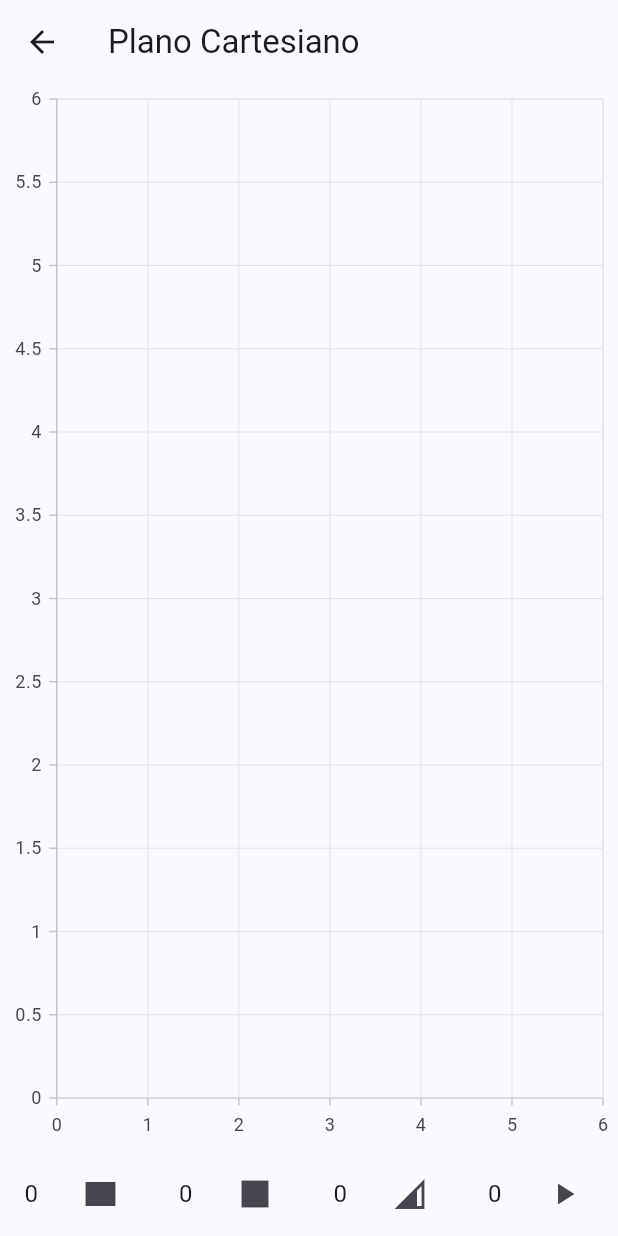
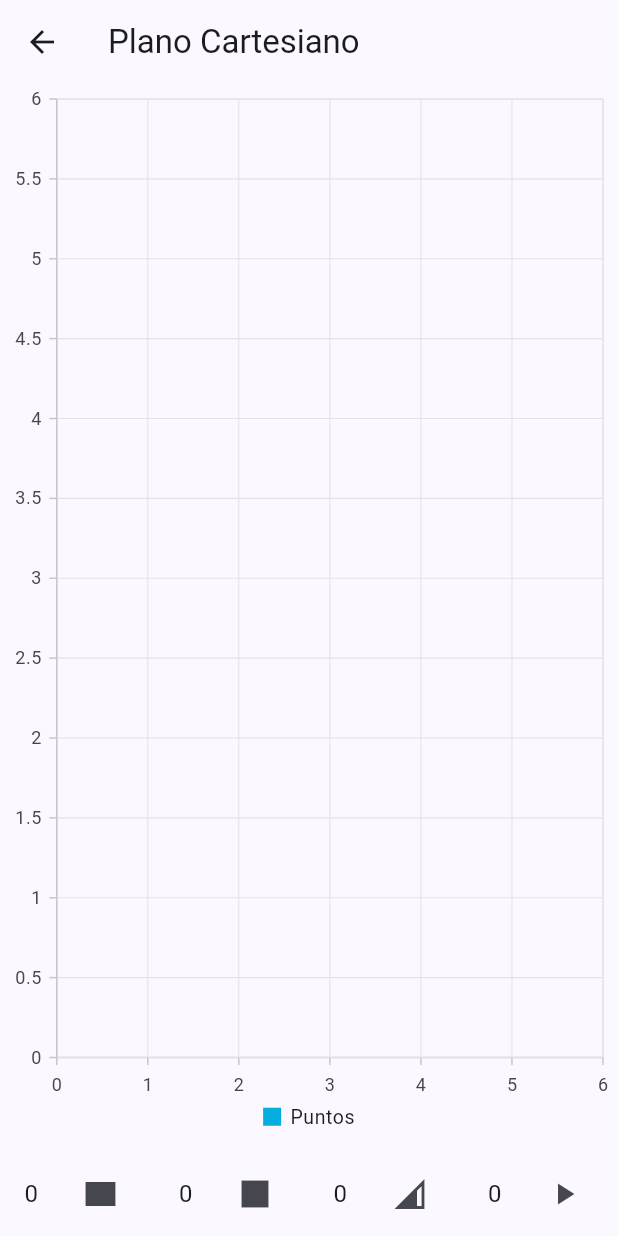
Before and after one commit to TsunaHalo2001/ADA1_Proyecto, a Flutter app: the CartesianChart screen opened directly, on a phone screen of 412 x 824 dp. Run offline on Flutter 3.47's test engine with Material 3 defaults, Android fonts, the phone set to English and light mode, and no system bars; our stand-ins replace sqflite, syncfusion_flutter_charts; accounts and stored records are empty.

Commit message:
Refactor shape classes to integrate area calculations and update toLineSeries methods for dynamic data labeling
TODO display figure characteristics

```diff
--- a/lib/cartesianchart.dart
+++ b/lib/cartesianchart.dart
@@ -14,32 +14,52 @@ class _CartesianChartState extends State<CartesianChart> {
   Widget build(BuildContext context) {
     var appState = context.watch<MyAppState>();
 
-    final List<RectangleClass> rectangles = RectangleClass.removeDuplicates(appState.rectangles);
-    final List<SquareClass> squares = SquareClass.removeDuplicates(appState.squares);
-    final List<TriangleClass> acute = TriangleClass.removeDuplicates(appState.acute);
-    final List<TriangleClass> rectTriangle = TriangleClass.removeDuplicates(appState.rectTriangle);
+    final List<RectangleClass> nRectangles = RectangleClass.removeDuplicates(appState.rectangles);
+    final List<SquareClass> nSquares = SquareClass.removeDuplicates(appState.squares);
+    final List<TriangleClass> nAcute = TriangleClass.removeDuplicates(appState.acute);
+    final List<TriangleClass> nRectTriangle = TriangleClass.removeDuplicates(appState.rectTriangle);
+
+    final List<RectangleClass> rectangles = RecursionClass.recursiveMergeSort(
+      nRectangles,
+      (a, b) => a.area.compareTo(b.area),
+    );
+
+    final List<SquareClass> squares = RecursionClass.recursiveMergeSort(
+      nSquares,
+      (a, b) => a.area.compareTo(b.area),
+    );
+
+    final List<TriangleClass> acute = RecursionClass.recursiveMergeSort(
+      nAcute,
+      (a, b) => a.area.compareTo(b.area),
+    );
+
+    final List<TriangleClass> rectTriangle = RecursionClass.recursiveMergeSort(
+      nRectTriangle,
+      (a, b) => a.area.compareTo(b.area),
+    );
 
     List<LineSeries<PointClass, double>> figures = [];
 
     switch (indexFigures) {
       case 1:
-        figures = [RectangleClass.toLineSeries(rectangles)];
+        figures = RectangleClass.toLineSeries(rectangles);
         break;
       case 2:
-        figures = [SquareClass.toLineSeries(squares)];
+        figures = SquareClass.toLineSeries(squares);
         break;
       case 3:
-        figures = [TriangleClass.toLineSeries(rectTriangle)];
+        figures = TriangleClass.toLineSeries(rectTriangle);
         break;
       case 4:
-        figures = [TriangleClass.toLineSeries(acute)];
+        figures = TriangleClass.toLineSeries(acute);
         break;
       default:
         figures = [
-          RectangleClass.toLineSeries(rectangles),
-          SquareClass.toLineSeries(squares),
-          TriangleClass.toLineSeries(rectTriangle),
-          TriangleClass.toLineSeries(acute),
+          ...RectangleClass.toLineSeries(rectangles),
+          ...SquareClass.toLineSeries(squares),
+          ...TriangleClass.toLineSeries(rectTriangle),
+          ...TriangleClass.toLineSeries(acute),
         ];
     }
 
@@ -55,6 +75,7 @@ class _CartesianChartState extends State<CartesianChart> {
                 child: SfCartesianChart(
                   primaryXAxis: NumericAxis(rangePadding: ChartRangePadding.additional,),
                   primaryYAxis: NumericAxis(rangePadding: ChartRangePadding.additional,),
+                  legend: Legend(isVisible: true),
                   series: <CartesianSeries>[
                     ScatterSeries<PointClass, double>(
                       dataSource: appState.data[appState.currentLabel] ?? [],
--- a/lib/rectangleclass.dart
+++ b/lib/rectangleclass.dart
@@ -12,6 +12,11 @@ class RectangleClass {
     required this.topRight,
     required this.bottomLeft,
   });
+
+  double get area => _calculateArea();
+
+  double _calculateArea() =>
+    (bottomRight.x - bottomLeft.x).abs() * (topLeft.y - bottomLeft.y).abs();
 
   @override
   String toString() => 'Rectangle: [TopLeft: $topLeft, BottomRight: $bottomRight, TopRight: $topRight, BottomLeft: $bottomLeft]';
@@ -110,18 +115,29 @@ class RectangleClass {
     return uniqueRectangles;
   }
 
-  static LineSeries<PointClass, double> toLineSeries(List<RectangleClass> rectangles) {
-    final List<PointClass> points = rectangles.expand((rect) => [
-      rect.topLeft, rect.topRight, rect.bottomRight, rect.bottomLeft, rect.topLeft
+  static List<LineSeries<PointClass, double>> toLineSeries(List<RectangleClass> rectangles) {
+    final List<List<PointClass>> pointsList = rectangles.map((rect) => [
+      rect.topLeft,
+      rect.topRight,
+      rect.bottomRight,
+      rect.bottomLeft,
+      rect.topLeft // Closing the rectangle
     ]).toList();
 
-    return LineSeries<PointClass, double>(
-      dataSource: points,
-      xValueMapper: (PointClass point, _) => point.x,
-      yValueMapper: (PointClass point, _) => point.y,
-      name: 'Rectangles',
-      color: Colors.blue,
-      markerSettings: MarkerSettings(isVisible: true),
+    final areas = RecursionClass.recursiveMap(
+      rectangles,
+      (rect) => num.parse(rect.area.toStringAsFixed(2))
+    );
+
+    return RecursionClass.recursiveMap(
+      pointsList,
+      (points) => LineSeries<PointClass, double>(
+        dataSource: points,
+        xValueMapper: (point, _) => point.x,
+        yValueMapper: (point, _) => point.y,
+        name: 'R${pointsList.indexOf(points)}: ${areas[pointsList.indexOf(points)]}',
+        dataLabelSettings: DataLabelSettings(isVisible: true),
+      )
     );
   }
 }
--- a/lib/recursionclass.dart
+++ b/lib/recursionclass.dart
@@ -59,6 +59,8 @@ class RecursionClass {
       ]) {
     if (end == -1) end = list.length - 1;
 
+    if (list.isEmpty) return [];
+
     if (start >= end) return [list[start]];
 
     int mid = (start + end) ~/ 2;
--- a/lib/squareclass.dart
+++ b/lib/squareclass.dart
@@ -42,18 +42,29 @@ class SquareClass extends RectangleClass {
     return uniqueSquares;
   }
 
-  static LineSeries<PointClass, double> toLineSeries(List<SquareClass> squares) {
-    final List<PointClass> points = squares.expand((rect) => [
-      rect.topLeft, rect.topRight, rect.bottomRight, rect.bottomLeft, rect.topLeft
+  static List<LineSeries<PointClass, double>> toLineSeries(List<SquareClass> squares) {
+    final List<List<PointClass>> pointsList = squares.map((square) => [
+      square.topLeft,
+      square.topRight,
+      square.bottomRight,
+      square.bottomLeft,
+      square.topLeft // Closing the square
     ]).toList();
 
-    return LineSeries<PointClass, double>(
-      dataSource: points,
-      xValueMapper: (PointClass point, _) => point.x,
-      yValueMapper: (PointClass point, _) => point.y,
-      name: 'Squares',
-      color: Colors.indigo,
-      markerSettings: MarkerSettings(isVisible: true),
+    final areas = RecursionClass.recursiveMap(
+      squares,
+      (square) => num.parse(square.area.toStringAsFixed(2))
+    );
+
+    return RecursionClass.recursiveMap(
+      pointsList,
+      (points) => LineSeries<PointClass, double>(
+        dataSource: points,
+        xValueMapper: (point, _) => point.x,
+        yValueMapper: (point, _) => point.y,
+        name: 'S${pointsList.indexOf(points)}: ${areas[pointsList.indexOf(points)]}',
+        dataLabelSettings: DataLabelSettings(isVisible: true),
+      )
     );
   }
 
--- a/lib/triangleclass.dart
+++ b/lib/triangleclass.dart
@@ -10,6 +10,7 @@ class TriangleClass {
   int get angleA => _calculateAngle(pointB, pointC, pointA);
   int get angleB => _calculateAngle(pointA, pointC, pointB);
   int get angleC => _calculateAngle(pointA, pointB, pointC);
+  double get area => _calculateArea();
 
   bool get isAcute => angleA < 90 && angleB < 90 && angleC < 90;
   bool get isRight => angleA == 90 || angleB == 90 || angleC == 90;
@@ -23,6 +24,14 @@ class TriangleClass {
 
   double _distance(PointClass p1, PointClass p2) =>
     sqrt(pow(p2.x - p1.x, 2) + pow(p2.y - p1.y, 2));
+
+  double _calculateArea() {
+    final a = _distance(pointB, pointC);
+    final b = _distance(pointA, pointC);
+    final c = _distance(pointA, pointB);
+    final s = (a + b + c) / 2;
+    return sqrt(s * (s - a) * (s - b) * (s - c));
+  }
 
   static List<TriangleClass> generatePartialPermutations(Map<String, dynamic> params) {
     List<PointClass> partialStart = params['partialStart'];
@@ -147,17 +156,28 @@ class TriangleClass {
     return 'Triangle: [A: $pointA, B: $pointB, C: $pointC, Angles: A=$angleA, B=$angleB, C=$angleC]';
   }
 
-  static LineSeries<PointClass, double> toLineSeries(List<TriangleClass> triangles) {
-    final List<PointClass> points = triangles.expand((tri) => [
-      tri.pointA, tri.pointB, tri.pointC, tri.pointA
+  static List<LineSeries<PointClass, double>> toLineSeries(List<TriangleClass> triangles) {
+    final List<List<PointClass>> pointsList = triangles.map((triangle) => [
+      triangle.pointA,
+      triangle.pointB,
+      triangle.pointC,
+      triangle.pointA // Closing the triangle
     ]).toList();
 
-    return LineSeries<PointClass, double>(
-      dataSource: points,
-      xValueMapper: (PointClass point, _) => point.x,
-      yValueMapper: (PointClass point, _) => point.y,
-      name: 'Triangles',
-      color: Colors.green,
+    final areas = RecursionClass.recursiveMap(
+      triangles,
+      (triangle) => num.parse(triangle.area.toStringAsFixed(2))
+    );
+
+    return RecursionClass.recursiveMap(
+      pointsList,
+      (points) => LineSeries<PointClass, double>(
+        dataSource: points,
+        xValueMapper: (point, _) => point.x,
+        yValueMapper: (point, _) => point.y,
+        name: 'T${pointsList.indexOf(points)}: ${areas[pointsList.indexOf(points)]}',
+        dataLabelSettings: DataLabelSettings(isVisible: true),
+      )
     );
   }
 }
```
